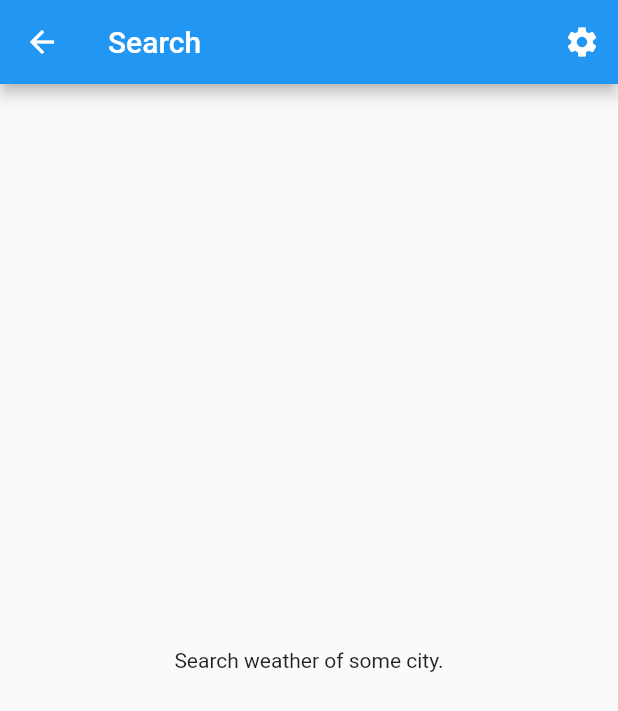
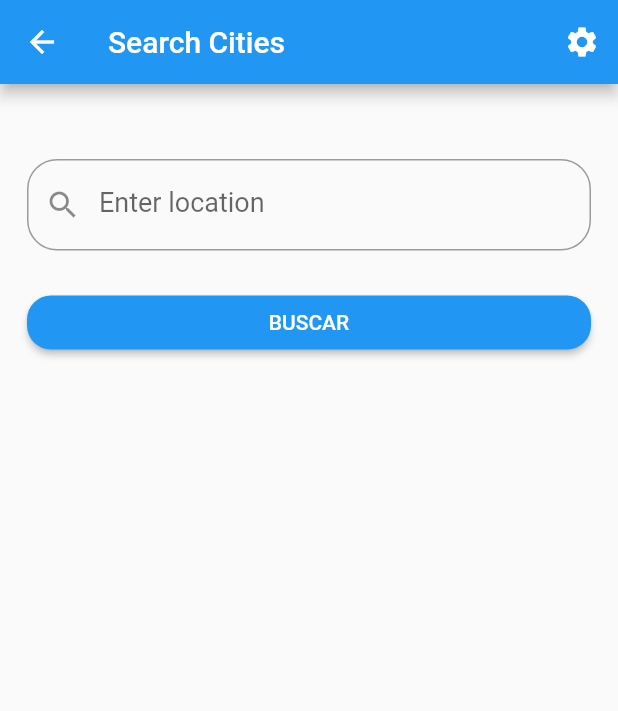
Before and after one commit to isaacscardoso/blueshrine-weather-station, a Flutter app: the screen it shows after launch, after a tap on the "search" icon, on a phone screen of 412 x 824 dp. Shown: the top 711 px of the screen. Run offline on Flutter 3.47's test engine with Material 2 defaults, Android fonts, the phone set to English and light mode, and no system bars; our stand-ins replace equatable, flutter_dotenv, geolocator.

Commit message:
Testing the search form and provider.

```diff
--- a/weather_station_app/lib/layers/data/models/remote_direct_geocoding_model.dart
+++ b/weather_station_app/lib/layers/data/models/remote_direct_geocoding_model.dart
@@ -24,7 +24,7 @@ class RemoteDirectGeocodingModel extends Equatable {
       return RemoteDirectGeocodingModel(
         name: json['name'],
         country: json['country'],
-        state: json['state'],
+        state: json['state'] ?? '',
         latitude: json['lat'],
         longitude: json['lon'],
       );
--- a/weather_station_app/lib/layers/presentation/ui/pages/search_page.dart
+++ b/weather_station_app/lib/layers/presentation/ui/pages/search_page.dart
@@ -1,5 +1,8 @@
 import 'package:flutter/material.dart';
+import 'package:provider/provider.dart';
+import 'package:weather_station_app/layers/providers/weather/weather.dart';
 
+import '../../validators/validators.dart';
 import '../utils/utils.dart';
 import './pages.dart';
 
@@ -11,11 +14,26 @@ class SearchPage extends StatefulWidget {
 }
 
 class _SearchPageState extends State<SearchPage> {
+  AutovalidateMode autovalidateMode = AutovalidateMode.disabled;
+  final _formularyKey = GlobalKey<FormState>();
+  late String? _cityName;
+
+  toSubmitFormulary() async {
+    setState(() {
+      autovalidateMode = AutovalidateMode.always;
+    });
+    if (_formularyKey.currentState!.validate()) {
+      _formularyKey.currentState!.save();
+      context.read<WeatherProvider>().fetchWeather(_cityName!);
+      Navigator.of(context).pop(_cityName);
+    }
+  }
+
   @override
   Widget build(BuildContext context) {
     return Scaffold(
       appBar: AppBar(
-        title: const Text('Search'),
+        title: const Text('Search Cities'),
         actions: <Widget>[
           IconButton(
             onPressed: () => navigateToPage(context, const SettingsPage()),
@@ -23,9 +41,45 @@ class _SearchPageState extends State<SearchPage> {
           ),
         ],
       ),
-      body: const SafeArea(
-        child: Center(
-          child: Text('Search weather of some city.'),
+      body: SafeArea(
+        child: Padding(
+          padding: const EdgeInsets.only(top: 50, left: 18.0, right: 18.0),
+          child: Form(
+            key: _formularyKey,
+            autovalidateMode: autovalidateMode,
+            child: Column(
+              crossAxisAlignment: CrossAxisAlignment.stretch,
+              mainAxisSize: MainAxisSize.min,
+              children: <Widget>[
+                TextFormField(
+                  autofocus: false,
+                  style: const TextStyle(fontSize: 18.0),
+                  decoration: InputDecoration(
+                    labelText: 'Enter location',
+                    hintText: 'city name...',
+                    prefixIcon: const Icon(Icons.search),
+                    border: OutlineInputBorder(
+                      borderRadius: BorderRadius.circular(20),
+                    ),
+                  ),
+                  validator: (value) => SearchFormularyValidator.verify(value),
+                  onSaved: (value) => _cityName = value?.trim(),
+                ),
+                const SizedBox(height: 24.0),
+                ElevatedButton(
+                  onPressed: () => toSubmitFormulary(),
+                  style: ButtonStyle(
+                    shape: MaterialStateProperty.all<RoundedRectangleBorder>(
+                      RoundedRectangleBorder(
+                        borderRadius: BorderRadius.circular(16.0),
+                      ),
+                    ),
+                  ),
+                  child: const Text('BUSCAR'),
+                ),
+              ],
+            ),
+          ),
         ),
       ),
     );
--- a/weather_station_app/lib/layers/presentation/ui/pages/weather_page.dart
+++ b/weather_station_app/lib/layers/presentation/ui/pages/weather_page.dart
@@ -13,6 +13,8 @@ class WeatherPage extends StatefulWidget {
 }
 
 class _WeatherPageState extends State<WeatherPage> {
+  late String? _cityName = '';
+
   _initWeather() {
     WidgetsBinding.instance.addPostFrameCallback((_) {
       context.read<WeatherProvider>();
@@ -32,7 +34,12 @@ class _WeatherPageState extends State<WeatherPage> {
         title: const Text('Weather'),
         actions: <Widget>[
           IconButton(
-            onPressed: () => navigateToPage(context, const SearchPage()),
+            onPressed: () async {
+              final name = await navigateToPage(context, const SearchPage());
+              setState(() {
+                _cityName = name;
+              });
+            },
             icon: const Icon(Icons.search),
           ),
           IconButton(
@@ -41,9 +48,9 @@ class _WeatherPageState extends State<WeatherPage> {
           ),
         ],
       ),
-      body: const SafeArea(
+      body: SafeArea(
         child: Center(
-          child: Text('Weather Station Home Page.'),
+          child: Text('City Name: $_cityName'),
         ),
       ),
     );
--- a/weather_station_app/lib/layers/presentation/ui/utils/navigate_to_page.dart
+++ b/weather_station_app/lib/layers/presentation/ui/utils/navigate_to_page.dart
@@ -1,5 +1,8 @@
 import 'package:flutter/material.dart';
 
-void navigateToPage(BuildContext context, dynamic page) {
-  Navigator.push(context, MaterialPageRoute(builder: (context) => page));
+Future<String> navigateToPage(BuildContext context, dynamic page) async {
+  return await Navigator.push(
+    context,
+    MaterialPageRoute(builder: (context) => page),
+  );
 }
--- a/weather_station_app/lib/layers/providers/weather/weather_provider.dart
+++ b/weather_station_app/lib/layers/providers/weather/weather_provider.dart
@@ -45,6 +45,7 @@ class WeatherProvider with ChangeNotifier {
     try {
       final WeatherEntity weather = await repository.fetchWeather(cityName);
       _state = _state.copyWith(status: WeatherStatus.loaded, weather: weather);
+      print('City Founded: $weather');
       notifyListeners();
     } catch (error) {
       notifyListeners();
```
